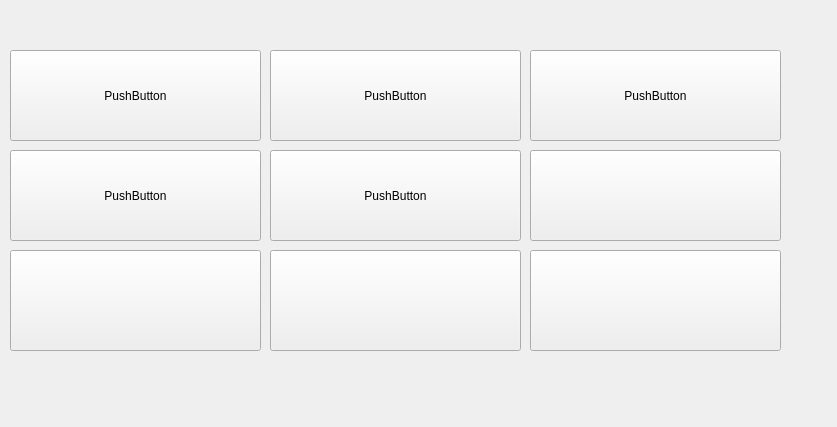
Old version of the form MVC/vista/ui/botones.ui in the repository inoricode28/QT5_Designer.
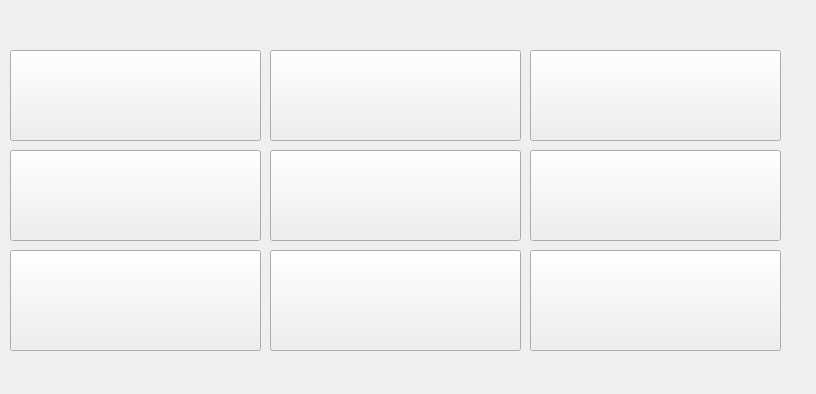
New version of the form.

What changed in the file:
```diff
--- a/MVC/vista/ui/botones.ui
+++ b/MVC/vista/ui/botones.ui
@@ -6,8 +6,8 @@
    <rect>
     <x>0</x>
     <y>0</y>
-    <width>837</width>
-    <height>427</height>
+    <width>816</width>
+    <height>394</height>
    </rect>
   </property>
   <property name="windowTitle">
@@ -24,7 +24,7 @@
      </rect>
     </property>
     <property name="text">
-     <string>PushButton</string>
+     <string/>
     </property>
    </widget>
    <widget class="QPushButton" name="pushButton_2">
@@ -37,7 +37,7 @@
      </rect>
     </property>
     <property name="text">
-     <string>PushButton</string>
+     <string/>
     </property>
    </widget>
    <widget class="QPushButton" name="pushButton_3">
@@ -50,7 +50,7 @@
      </rect>
     </property>
     <property name="text">
-     <string>PushButton</string>
+     <string/>
     </property>
    </widget>
    <widget class="QPushButton" name="pushButton_4">
@@ -63,7 +63,7 @@
      </rect>
     </property>
     <property name="text">
-     <string>PushButton</string>
+     <string/>
     </property>
    </widget>
    <widget class="QPushButton" name="pushButton_5">
@@ -76,7 +76,7 @@
      </rect>
     </property>
     <property name="text">
-     <string>PushButton</string>
+     <string/>
     </property>
    </widget>
    <widget class="QPushButton" name="pushButton_6">
```
